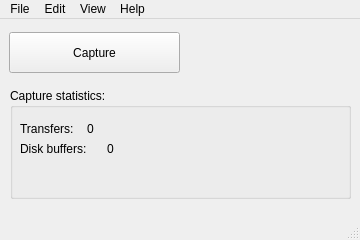
Before: the Qt Designer form Linux-Application/DomesdayDuplicator/mainwindow.ui in simoninns/DomesdayDuplicator-gui-app, drawn with Qt 5.
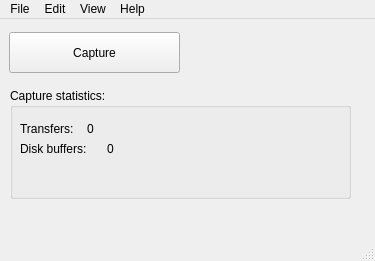
After: the same form once the commit is applied.

```diff
--- a/Linux-Application/DomesdayDuplicator/mainwindow.ui
+++ b/Linux-Application/DomesdayDuplicator/mainwindow.ui
@@ -6,8 +6,8 @@
    <rect>
     <x>0</x>
     <y>0</y>
-    <width>360</width>
-    <height>240</height>
+    <width>375</width>
+    <height>261</height>
    </rect>
   </property>
   <property name="minimumSize">
@@ -104,7 +104,7 @@
     <rect>
      <x>0</x>
      <y>0</y>
-     <width>360</width>
+     <width>375</width>
      <height>21</height>
     </rect>
    </property>
```
Left out of the diff: 6 changed lines with no effect on the pictures.
